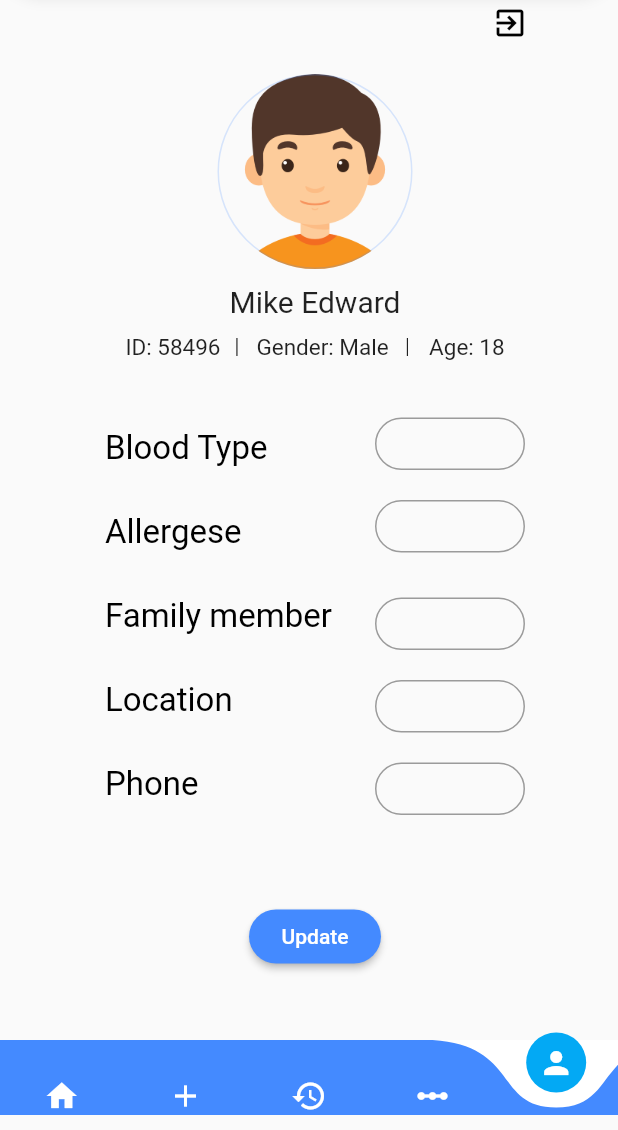
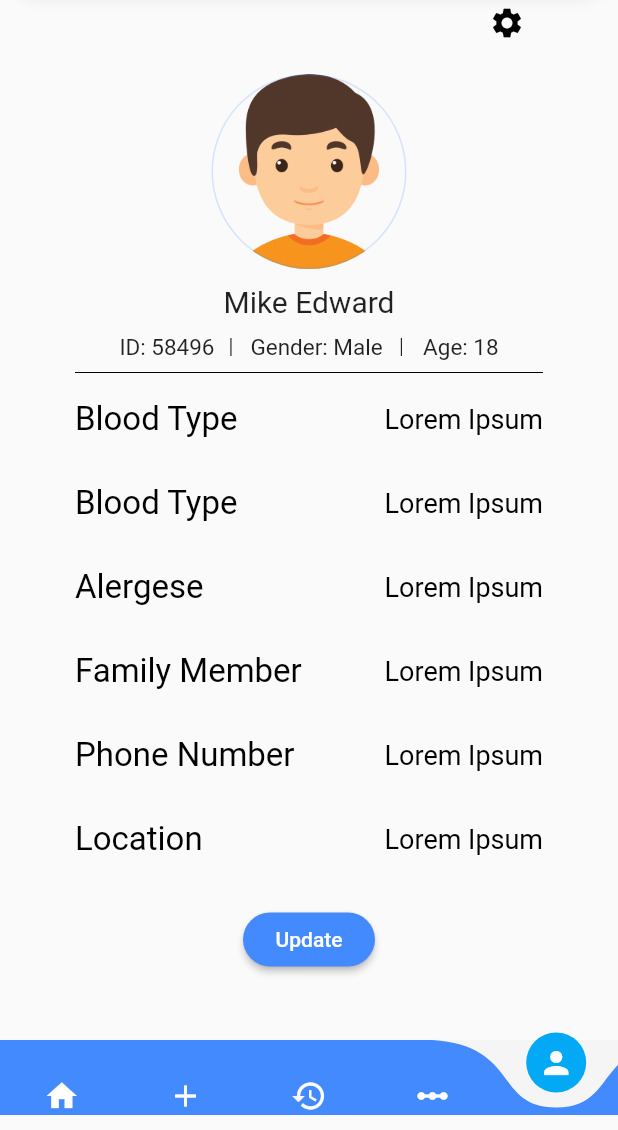
Before and after one commit to Khaalidsub/medcom, a Flutter app: the screen it shows after launch, item 5 of the bottom bar chosen, on a phone screen of 412 x 824 dp, the part 106-1236 px from its top. Run offline on Flutter 3.47's test engine with Material 2 defaults, Android fonts, the phone set to English and light mode, and no system bars; drawn by our look-alikes of curved_navigation_bar; our stand-ins replace charts_flutter, font_awesome_flutter.

Commit message:
patient fixes

```diff
--- a/health_app/lib/src/screens/patientScreens/profile.dart
+++ b/health_app/lib/src/screens/patientScreens/profile.dart
@@ -12,20 +12,21 @@ class PatientProfile extends StatelessWidget {
   Widget build(BuildContext context) {
     MediaQueryData queryData = MediaQuery.of(context);
     double width = queryData.size.width;
+
     return Scaffold(
       appBar: AppNav(
         appBar: AppBar(),
       ),
       body: SingleChildScrollView(
         child: Container(
-          padding: EdgeInsets.only(left: 50, right: 20, top: 6),
+          padding: EdgeInsets.only(left: 50, right: 50, top: 6),
           child: Column(
             children: <Widget>[
-              Padding(
-                padding: const EdgeInsets.only(top: 0, left: 260),
+              Container(
+                alignment: Alignment.topRight,
                 child: IconButton(
                   icon: Icon(
-                    Icons.exit_to_app,
+                    Icons.settings,
                     color: Colors.black,
                   ),
                   onPressed: () {},
@@ -100,19 +101,18 @@ class PatientProfile extends StatelessWidget {
                   ),
                 ],
               ),
+              Divider(
+                color: Colors.black,
+              ),
               Container(
-                margin: EdgeInsets.only(top: 30),
-                padding: EdgeInsets.only(left: 20, right: 20, top: 8),
-                width: 320,
-                height: 330,
+                margin: EdgeInsets.only(top: 10),
                 child: Column(
                   crossAxisAlignment: CrossAxisAlignment.start,
                   children: <Widget>[
+                    Column(
+                      children: <Widget>[
                         Row(
                           mainAxisAlignment: MainAxisAlignment.spaceBetween,
-                      children: <Widget>[
-                        Column(
-                          crossAxisAlignment: CrossAxisAlignment.start,
                           children: <Widget>[
                             Text(
                               'Blood Type',
@@ -121,29 +121,109 @@ class PatientProfile extends StatelessWidget {
                                 fontSize: 22,
                               ),
                             ),
+                            Text(
+                              'Lorem Ipsum',
+                              style: TextStyle(
+                                color: Colors.black,
+                                fontSize: 18,
+                              ),
+                            ),
+                          ],
+                        ),
                         SizedBox(
                           height: 30,
                         ),
+                        Row(
+                          mainAxisAlignment: MainAxisAlignment.spaceBetween,
+                          children: <Widget>[
                             Text(
-                              'Allergese',
+                              'Blood Type',
                               style: TextStyle(
                                 color: Colors.black,
                                 fontSize: 22,
                               ),
                             ),
+                            Text(
+                              'Lorem Ipsum',
+                              style: TextStyle(
+                                color: Colors.black,
+                                fontSize: 18,
+                              ),
+                            ),
+                          ],
+                        ),
                         SizedBox(
                           height: 30,
                         ),
+                        Row(
+                          mainAxisAlignment: MainAxisAlignment.spaceBetween,
+                          children: <Widget>[
                             Text(
-                              'Family member',
+                              'Alergese',
                               style: TextStyle(
                                 color: Colors.black,
                                 fontSize: 22,
                               ),
                             ),
+                            Text(
+                              'Lorem Ipsum',
+                              style: TextStyle(
+                                color: Colors.black,
+                                fontSize: 18,
+                              ),
+                            ),
+                          ],
+                        ),
                         SizedBox(
                           height: 30,
                         ),
+                        Row(
+                          mainAxisAlignment: MainAxisAlignment.spaceBetween,
+                          children: <Widget>[
+                            Text(
+                              'Family Member',
+                              style: TextStyle(
+                                color: Colors.black,
+                                fontSize: 22,
+                              ),
+                            ),
+                            Text(
+                              'Lorem Ipsum',
+                              style: TextStyle(
+                                color: Colors.black,
+                                fontSize: 18,
+                              ),
+                            ),
+                          ],
+                        ),
+                        SizedBox(
+                          height: 30,
+                        ),
+                        Row(
+                          mainAxisAlignment: MainAxisAlignment.spaceBetween,
+                          children: <Widget>[
+                            Text(
+                              'Phone Number',
+                              style: TextStyle(
+                                color: Colors.black,
+                                fontSize: 22,
+                              ),
+                            ),
+                            Text(
+                              'Lorem Ipsum',
+                              style: TextStyle(
+                                color: Colors.black,
+                                fontSize: 18,
+                              ),
+                            ),
+                          ],
+                        ),
+                        SizedBox(
+                          height: 30,
+                        ),
+                        Row(
+                          mainAxisAlignment: MainAxisAlignment.spaceBetween,
+                          children: <Widget>[
                             Text(
                               'Location',
                               style: TextStyle(
@@ -151,124 +231,38 @@ class PatientProfile extends StatelessWidget {
                                 fontSize: 22,
                               ),
                             ),
-                            SizedBox(
-                              height: 30,
-                            ),
                             Text(
-                              'Phone',
+                              'Lorem Ipsum',
                               style: TextStyle(
                                 color: Colors.black,
-                                fontSize: 22,
+                                fontSize: 18,
                               ),
+                            ),
+                          ],
                         ),
                         SizedBox(
                           height: 20,
                         ),
                       ],
                     ),
-                        Column(
-                            crossAxisAlignment: CrossAxisAlignment.end,
-                            children: <Widget>[
-                              Container(
-                                  width: 100,
-                                  height: 35,
-                                  child: TextField(
-                                    decoration: InputDecoration(
-                                      border: OutlineInputBorder(
-                                          borderRadius: BorderRadius.all(
-                                              const Radius.circular(30.0))),
-                                      labelText: '',
-                                      hintText: 'f',
-                                    ),
-                                    autofocus: false,
-                                  )),
-                              SizedBox(
-                                height: 20,
-                              ),
-                              Container(
-                                  width: 100,
-                                  height: 35,
-                                  child: TextField(
-                                    decoration: InputDecoration(
-                                      border: OutlineInputBorder(
-                                          borderRadius: BorderRadius.all(
-                                              const Radius.circular(30.0))),
-                                      labelText: '',
-                                      hintText: '',
-                                    ),
-                                    autofocus: false,
-                                  )),
-                              SizedBox(
-                                height: 30,
-                              ),
-                              Container(
-                                  width: 100,
-                                  height: 35,
-                                  child: TextField(
-                                    decoration: InputDecoration(
-                                      border: OutlineInputBorder(
-                                          borderRadius: BorderRadius.all(
-                                              const Radius.circular(30.0))),
-                                      labelText: '',
-                                      hintText: '',
-                                    ),
-                                    autofocus: false,
-                                  )),
-                              SizedBox(
-                                height: 20,
-                              ),
-                              Container(
-                                  width: 100,
-                                  height: 35,
-                                  child: TextField(
-                                    decoration: InputDecoration(
-                                      border: OutlineInputBorder(
-                                          borderRadius: BorderRadius.all(
-                                              const Radius.circular(30.0))),
-                                      labelText: '',
-                                      hintText: '',
-                                    ),
-                                    autofocus: false,
-                                  )),
-                              SizedBox(
-                                height: 20,
-                              ),
-                              Container(
-                                  width: 100,
-                                  height: 35,
-                                  child: TextField(
-                                    decoration: InputDecoration(
-                                      border: OutlineInputBorder(
-                                          borderRadius: BorderRadius.all(
-                                              const Radius.circular(30.0))),
-                                      labelText: '',
-                                      hintText: '',
-                                    ),
-                                    autofocus: false,
-                                  )),
-                              SizedBox(
-                                height: 20,
-                              ),
-                            ]),
-                      ],
-                    ),
                     SizedBox(
                       height: 10,
                     ),
-                  ],
-                ),
-              ),
-              Column(
-                children: <Widget>[
-                  RaisedButton(
+                    Container(
+                      alignment: Alignment.center,
+                      child: RaisedButton(
                         color: Colors.blueAccent,
                         child: Text('Update'),
                         textColor: Colors.white,
                         onPressed: () {},
                         shape: RoundedRectangleBorder(
-                          borderRadius: new BorderRadius.circular(30.0))),
+                          borderRadius: new BorderRadius.circular(30.0),
+                        ),
+                      ),
+                    ),
                   ],
-              )
+                ),
+              ),
             ],
           ),
         ),
@@ -279,6 +273,4 @@ class PatientProfile extends StatelessWidget {
       ),
     );
   }
-
-  padding({int left, int top}) {}
 }
--- a/health_app/lib/src/screens/widgets/bottom_navigation.dart
+++ b/health_app/lib/src/screens/widgets/bottom_navigation.dart
@@ -9,7 +9,6 @@ class BottomNavigation extends StatelessWidget {
   @override
   Widget build(BuildContext context) {
     return Container(
-      color: Colors.transparent,
       margin: EdgeInsets.symmetric(vertical: 10),
       child: CurvedNavigationBar(
         // key: PageKe,
@@ -38,7 +37,7 @@ class BottomNavigation extends StatelessWidget {
         ],
         color: Colors.blueAccent,
         buttonBackgroundColor: Colors.lightBlue,
-        backgroundColor: Colors.white,
+        backgroundColor: Colors.grey[100],
         animationCurve: Curves.easeInOut,
         animationDuration: Duration(milliseconds: 600),
         onTap: changeIndex,
```
Lines whose indentation alone changed are shown as unchanged.
